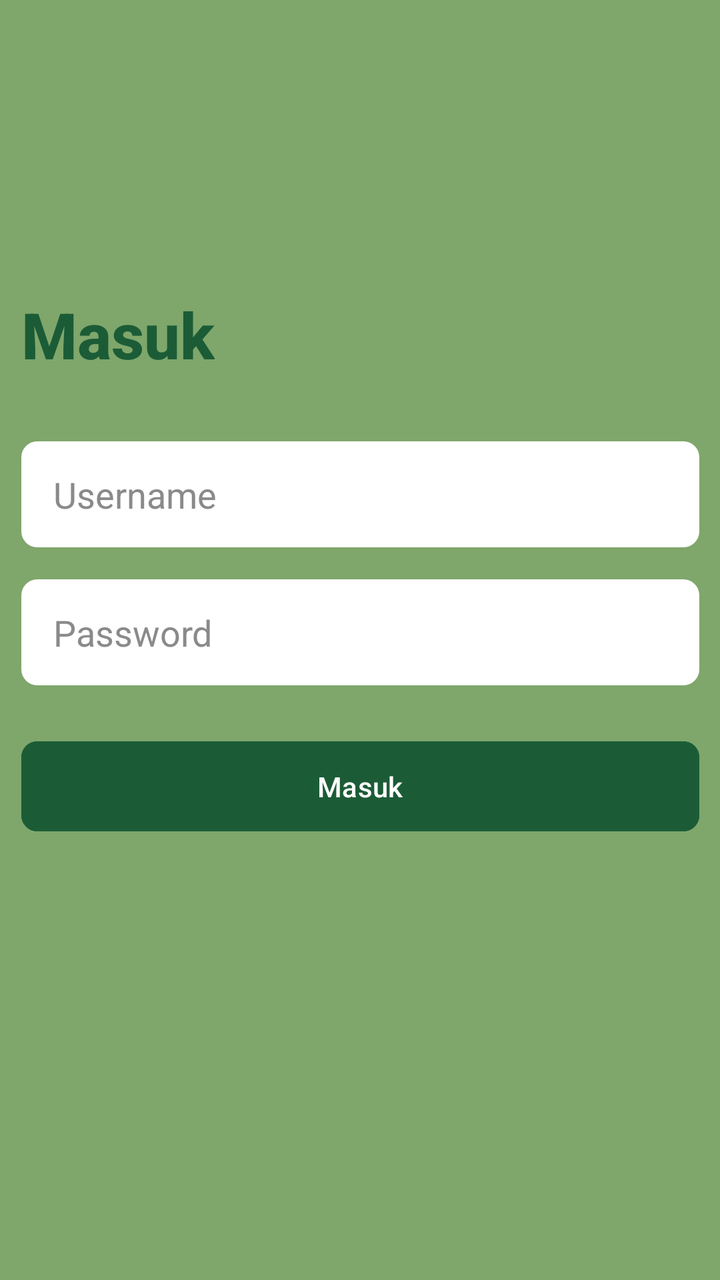
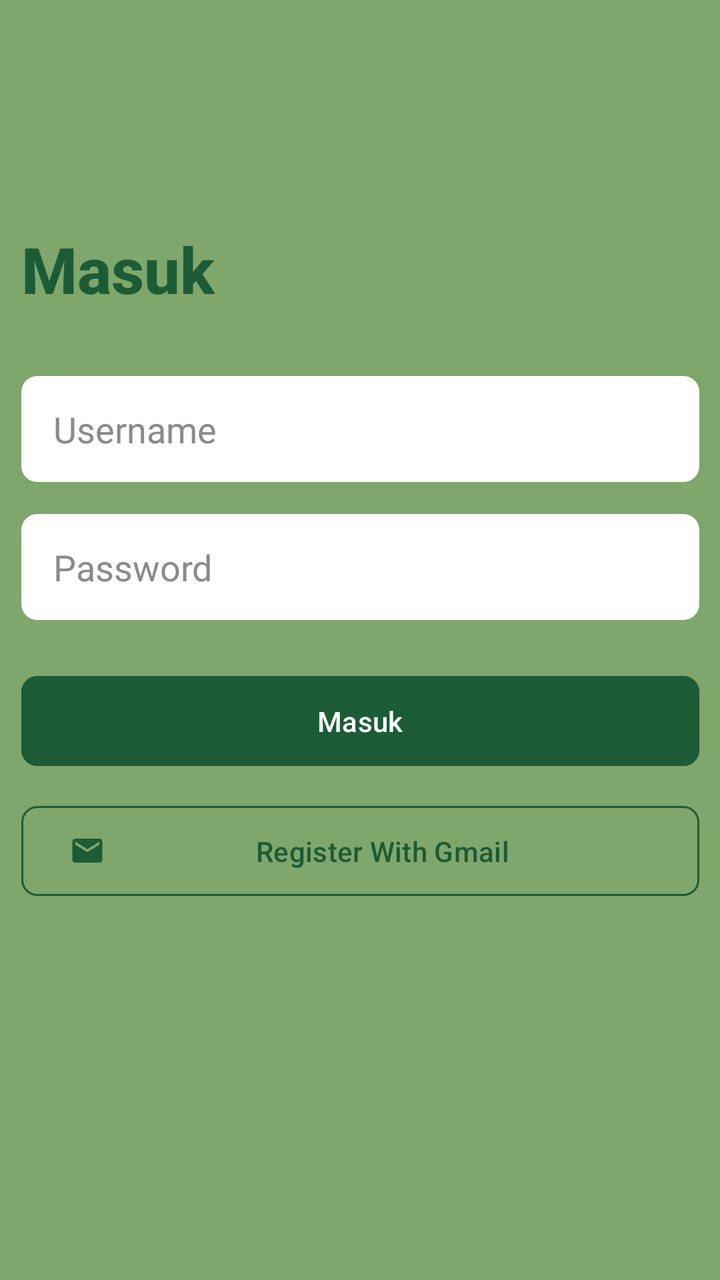

Before-and-after screenshots of an Android layout around one commit, followed by the original layout XML and the change that was made.
<!-- AndroidManifest.xml: application theme Theme.TIFDimas -->
<!-- res/layout/activity_auth.xml -->
<?xml version="1.0" encoding="utf-8"?>
<androidx.constraintlayout.widget.ConstraintLayout
    xmlns:android="http://schemas.android.com/apk/res/android"
    xmlns:app="http://schemas.android.com/apk/res-auto"
    xmlns:tools="http://schemas.android.com/tools"
    android:id="@+id/main"
    android:layout_width="match_parent"
    android:layout_height="match_parent"
    android:background="@color/green_light"
    tools:context=".auth.AuthActivity">

    <TextView
        android:id="@+id/tvTitle"
        android:layout_width="wrap_content"
        android:layout_height="wrap_content"
        android:layout_marginBottom="32dp"
        android:fontFamily="sans-serif-medium"
        android:text="Masuk"
        android:textColor="@color/green_dark"
        android:textSize="32sp"
        android:textStyle="bold"
        app:layout_constraintBottom_toTopOf="@id/etUsername"
        app:layout_constraintStart_toStartOf="@id/etUsername" />

    <EditText
        android:id="@+id/etUsername"
        android:layout_width="339dp"
        android:layout_height="53dp"
        android:background="@drawable/bg_input"
        android:hint="Username"
        android:inputType="text"
        android:paddingHorizontal="16dp"
        android:textColor="@color/text_dark"
        android:textColorHint="#8A8A8A"
        app:layout_constraintBottom_toTopOf="@id/etPassword"
        app:layout_constraintEnd_toEndOf="parent"
        app:layout_constraintStart_toStartOf="parent"
        app:layout_constraintVertical_chainStyle="packed"
        app:layout_constraintTop_toTopOf="parent" />

    <EditText
        android:id="@+id/etPassword"
        android:layout_width="339dp"
        android:layout_height="53dp"
        android:layout_marginTop="16dp"
        android:background="@drawable/bg_input"
        android:hint="Password"
        android:inputType="textPassword"
        android:paddingHorizontal="16dp"
        android:textColor="@color/text_dark"
        android:textColorHint="#8A8A8A"
        app:layout_constraintBottom_toTopOf="@id/btnLogin"
        app:layout_constraintEnd_toEndOf="parent"
        app:layout_constraintStart_toStartOf="parent"
        app:layout_constraintTop_toBottomOf="@id/etUsername" />

    <Button
        android:id="@+id/btnLogin"
        android:layout_width="339dp"
        android:layout_height="53dp"
        android:layout_marginTop="24dp"
        android:backgroundTint="@color/green_dark"
        android:text="Masuk"
        android:textColor="@color/white"
        app:cornerRadius="8dp"
        app:layout_constraintBottom_toBottomOf="parent"
        app:layout_constraintEnd_toEndOf="parent"
        app:layout_constraintStart_toStartOf="parent"
        app:layout_constraintTop_toBottomOf="@id/etPassword" />
</androidx.constraintlayout.widget.ConstraintLayout>
<!-- resources referenced by this layout -->
<resources>
  <color name="green_dark">#1B5C37</color>
  <color name="green_light">#7FA66B</color>
  <color name="text_dark">#243B2B</color>
  <color name="white">#FFFFFFFF</color>
  <!-- drawable bg_input (drawable) -->
  <?xml version="1.0" encoding="utf-8"?>
  <shape xmlns:android="http://schemas.android.com/apk/res/android"
      android:shape="rectangle">
      <solid android:color="@color/white" />
      <corners android:radius="8dp" />
  </shape>
  <style name="Theme.TIFDimas" parent="Base.Theme.TIFDimas" />
  <style name="Base.Theme.TIFDimas" parent="Theme.Material3.DayNight.NoActionBar">
          
          
      </style>
</resources>

<!-- the commit's change to res/layout/activity_auth.xml (unified diff, before → after) -->
@@ -63,8 +63,25 @@
         android:text="Masuk"
         android:textColor="@color/white"
         app:cornerRadius="8dp"
+        app:layout_constraintBottom_toTopOf="@id/btnRegisterGmail"
+        app:layout_constraintEnd_toEndOf="parent"
+        app:layout_constraintStart_toStartOf="parent"
+        app:layout_constraintTop_toBottomOf="@id/etPassword" />
+
+    <com.google.android.material.button.MaterialButton
+        android:id="@+id/btnRegisterGmail"
+        style="@style/Widget.Material3.Button.OutlinedButton"
+        android:layout_width="339dp"
+        android:layout_height="53dp"
+        android:layout_marginTop="12dp"
+        android:text="Register With Gmail"
+        android:textColor="@color/green_dark"
+        app:cornerRadius="8dp"
+        app:icon="@drawable/ic_email"
+        app:iconTint="@color/green_dark"
+        app:strokeColor="@color/green_dark"
         app:layout_constraintBottom_toBottomOf="parent"
         app:layout_constraintEnd_toEndOf="parent"
         app:layout_constraintStart_toStartOf="parent"
-        app:layout_constraintTop_toBottomOf="@id/etPassword" />
+        app:layout_constraintTop_toBottomOf="@id/btnLogin" />
 </androidx.constraintlayout.widget.ConstraintLayout>
<!-- resource entries referenced after the edit -->
@@ -11,6 +11,16 @@
       <solid android:color="@color/white" />
       <corners android:radius="8dp" />
   </shape>
+  <!-- drawable ic_email (drawable) -->
+  <vector xmlns:android="http://schemas.android.com/apk/res/android"
+      android:width="24dp"
+      android:height="24dp"
+      android:viewportWidth="24"
+      android:viewportHeight="24">
+      <path
+          android:fillColor="@color/green_dark"
+          android:pathData="M20,4H4c-1.1,0 -1.99,0.9 -1.99,2L2,18c0,1.1 0.9,2 2,2h16c1.1,0 2,-0.9 2,-2V6c0,-1.1 -0.9,-2 -2,-2zM20,8l-8,5 -8,-5V6l8,5 8,-5v2z" />
+  </vector>
   <style name="Theme.TIFDimas" parent="Base.Theme.TIFDimas" />
   <style name="Base.Theme.TIFDimas" parent="Theme.Material3.DayNight.NoActionBar">
           
